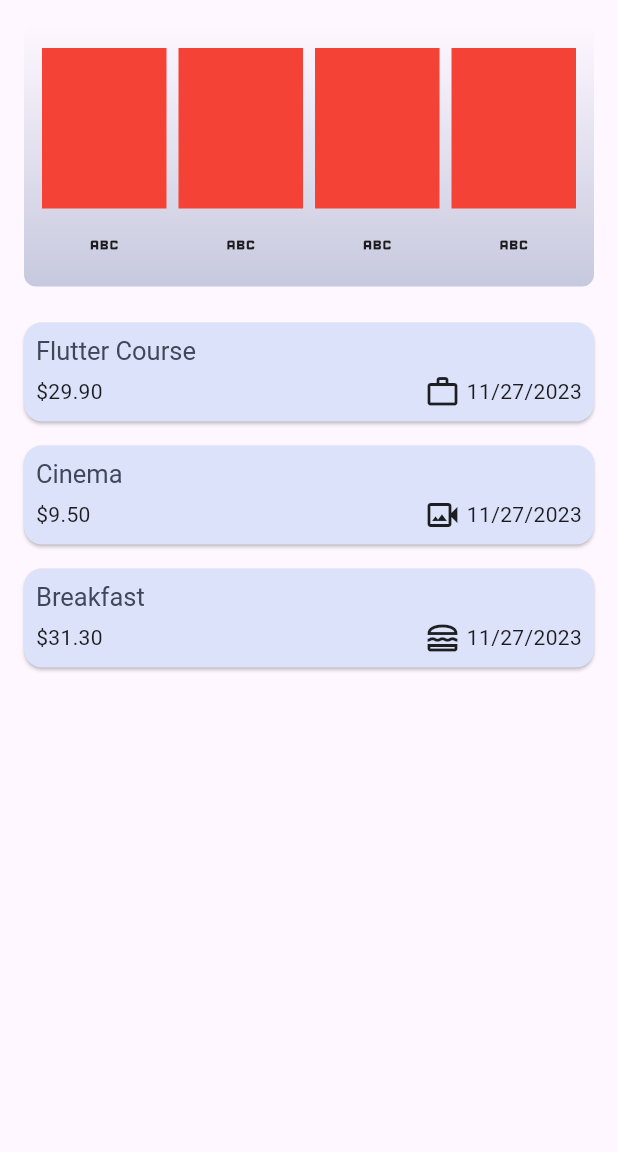
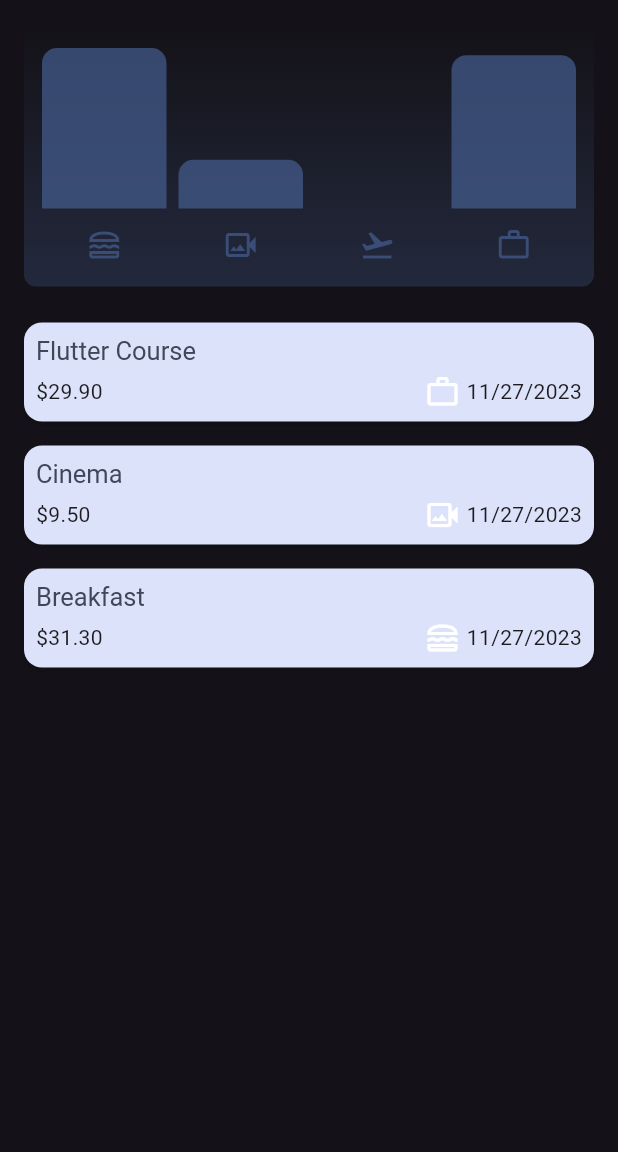
Before and after one commit to AbdelrhmanAmer/Expenses, a Flutter app: the screen it shows after launch, on a phone screen of 412 x 824 dp, the part 84-1236 px from its top. Run offline on Flutter 3.47's test engine with Material 3 defaults, Android fonts, the phone set to English and light mode, and no system bars.

Commit message:
Finish Chart

```diff
--- a/expenses_project/lib/main.dart
+++ b/expenses_project/lib/main.dart
@@ -15,7 +15,7 @@ class MyApp extends StatelessWidget {
   @override
   Widget build(BuildContext context) {
     return MaterialApp(
-      themeMode: ThemeMode.light,
+      themeMode: ThemeMode.dark,
       debugShowCheckedModeBanner: false,
       theme: ThemeData().copyWith(
         colorScheme: myColorScheme,
--- a/expenses_project/lib/widgets/chart/char_bar.dart
+++ b/expenses_project/lib/widgets/chart/char_bar.dart
@@ -6,9 +6,25 @@ class ChartBar extends StatelessWidget {
 
   @override
   Widget build(BuildContext context) {
-    return Expanded(child: Padding(
-      padding: EdgeInsets.symmetric(horizontal: 4),
-      child: Container(color: Colors.red,),
-    ));
+    final bool isDarkMode = MediaQuery.of(context).platformBrightness==Brightness.dark ;
+    return Expanded(
+        child: Padding(
+          padding: const EdgeInsets.symmetric(horizontal: 4),
+          child: FractionallySizedBox(
+            heightFactor: fill,
+            child: DecoratedBox(
+              decoration: BoxDecoration(
+                shape: BoxShape.rectangle,
+                borderRadius: const BorderRadius.vertical(
+                    top: Radius.circular(10)
+                ),
+                color: isDarkMode
+                    ? Theme.of(context).colorScheme.secondary
+                    : Theme.of(context).colorScheme.primary.withOpacity(.7),
+              ),
+            ),
+          ),
+        ),
+    );
   }
 }
--- a/expenses_project/lib/widgets/chart/chart.dart
+++ b/expenses_project/lib/widgets/chart/chart.dart
@@ -32,6 +32,8 @@ class Chart extends StatelessWidget {
   }
   @override
   Widget build(BuildContext context) {
+    final bool isDarkMood = MediaQuery.of(context).platformBrightness==Brightness.dark ;
+
     return Container(
       margin: const EdgeInsets.all(16),
       padding: const EdgeInsets.symmetric(horizontal: 8, vertical: 16),
@@ -50,19 +52,31 @@ class Chart extends StatelessWidget {
       ),
       child: Column(
         children: [
-          Expanded(child: Row(
-            children: [
-              for(final element in buckets)  const ChartBar(fill: 2),
-            ],
-          ),
+          Expanded(
+            child: Row(
+              crossAxisAlignment: CrossAxisAlignment.end,
+              children: [
+                for(final element in buckets) ChartBar(
+                  fill: element.totalExpanses==0
+                      ? 0
+                      : element.totalExpanses / maxTotalExpanse,
+                ),
+              ],
+            ),
           ),
           SizedBox(height: 12,),
           Row(
             children: buckets.map((e) =>
-                const Expanded(
+                Expanded(
                     child: Padding(
-                        padding: EdgeInsets.symmetric(horizontal: 4),
-                      child: Icon(Icons.abc),
+                        padding: const EdgeInsets.symmetric(horizontal: 4),
+                      child: Icon(
+                          categoryIcons[e.category],
+                        color: isDarkMood
+                            ? Theme.of(context).colorScheme.primary
+                            : Theme.of(context).colorScheme.primary.withOpacity(0.7)
+
+                      ),
             ))).toList(),
           ),
         ],
```
